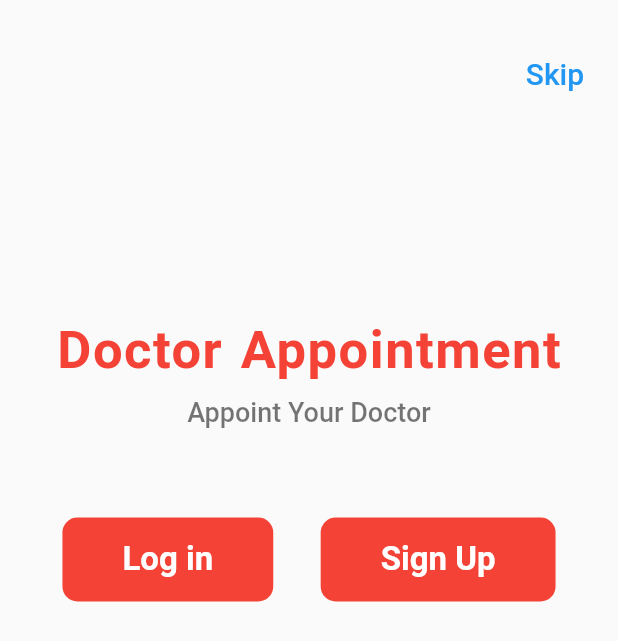
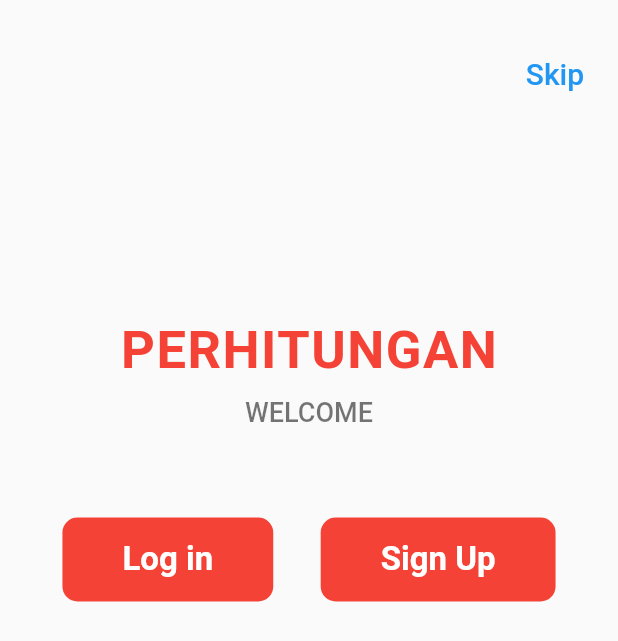
Before and after one commit to fauzi095/UTS_PEMROGRAMAN-MOBILE, a Flutter app: the screen it shows after launch, on a phone screen of 412 x 824 dp. Shown: the top 641 px of the screen. Run offline on Flutter 3.47's test engine with Material 2 defaults, Android fonts, the phone set to English and light mode, and no system bars.

Commit message:
Update Welcome_Screen.dart

```diff
--- a/lib/screen/Welcome_Screen.dart
+++ b/lib/screen/Welcome_Screen.dart
@@ -43,7 +43,7 @@ class _WelcomeScreenState extends State<WelcomeScreen> {
             //  child: Image.asset("images/santa-claus.png"),
             ),
             SizedBox(height: 50),
-            Text("Doctor Appointment",
+            Text("PERHITUNGAN",
             style: TextStyle(
               color: Colors.red,
               fontSize: 35,
@@ -53,7 +53,7 @@ class _WelcomeScreenState extends State<WelcomeScreen> {
             ),
           ),
         SizedBox(height: 10),
-            Text("Appoint Your Doctor",
+            Text("WELCOME",
             style: TextStyle(
               color: Colors.black54,
               fontSize: 18,
```
